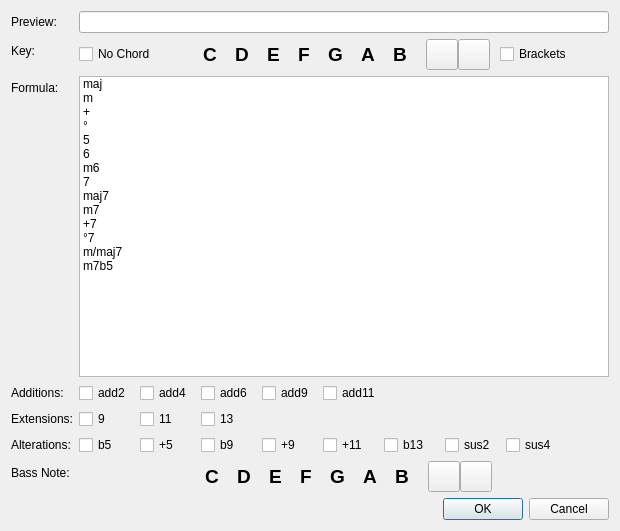
Old version of the form source/dialogs/chordnamedialog.ui in the repository powertab/powertabeditor.
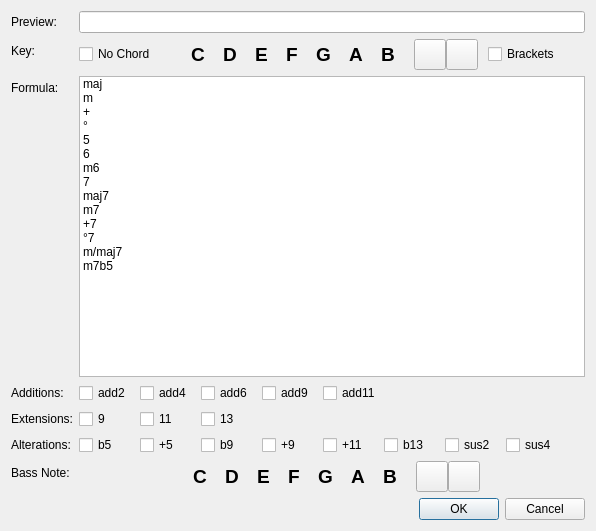
New version of the form. Icons and pictures are not drawn.

Commit message: Remove some unnecessary padding in the chord name dialog.

The edit to the form file:
```diff
--- a/source/dialogs/chordnamedialog.ui
+++ b/source/dialogs/chordnamedialog.ui
@@ -6,7 +6,7 @@
    <rect>
     <x>0</x>
     <y>0</y>
-    <width>620</width>
+    <width>596</width>
     <height>531</height>
    </rect>
   </property>
```
